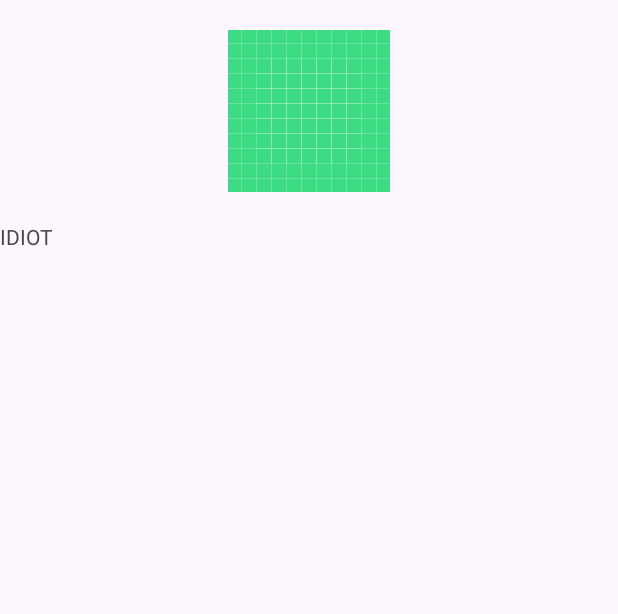
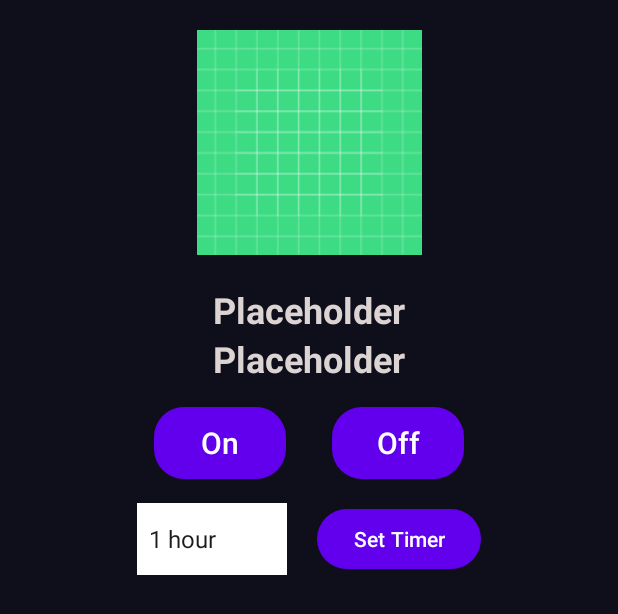
Before and after one commit to Ponzuuh/MAD, an Android app: the layout activity_details.xml on its own in the app's theme, with its tools: preview values and no code run, on a phone screen of 412 x 824 dp. Shown: the top 614 px of the screen. Run offline under Robolectric (Android 15) with nearby library versions, the phone set to English and light mode, and no system bars; Roboto replaces fonts that are not available here.

Commit message:
re-added the detailsactivity.

```diff
--- a/app/src/main/java/com/sp/mobileappliancesdirector/DetailsActivity.java
+++ b/app/src/main/java/com/sp/mobileappliancesdirector/DetailsActivity.java
@@ -4,8 +4,14 @@ import androidx.appcompat.app.AppCompatActivity;
 
 import android.content.Intent;
 import android.os.Bundle;
-import android.util.Log;
+import android.view.View;
+import android.widget.AdapterView;
+import android.widget.ArrayAdapter;
+import android.widget.Button;
 import android.widget.ImageView;
+import android.widget.Spinner;
+import android.widget.TextView;
+import android.widget.Toast;
 
 import com.squareup.picasso.Picasso;
 
@@ -16,17 +22,57 @@ public class DetailsActivity extends AppCompatActivity {
         super.onCreate(savedInstanceState);
         setContentView(R.layout.activity_details);
 
-        // Retrieve data from the intent or other sources to display details
+        // Retrieve data from the intent to display details
         Intent intent = getIntent();
         String applianceType = intent.getStringExtra("APPLIANCE_TYPE");
         String applianceModel = intent.getStringExtra("APPLIANCE_MODEL");
-        String applianceImageUrl = intent.getStringExtra("APPLIANCE_IMAGE_URL");
-        Log.d("DetailsActivity", "Appliance Type: " + applianceType);
-        Log.d("DetailsActivity", "Appliance Model: " + applianceModel);
-        Log.d("DetailsActivity", "Appliance Image URL: " + applianceImageUrl);
+        String applianceImageUrl = intent.getStringExtra("APPLIANCES_IMAGE_URL");
 
         setTitle(applianceType + " Details");
+
         ImageView imageView = findViewById(R.id.detailsImageView);
+        TextView applianceTypeTextView = findViewById(R.id.detailsApplianceType);
+        TextView applianceModelTextView = findViewById(R.id.detailsApplianceModel);
+        Button buttonOn = findViewById(R.id.buttonOn);
+        Button buttonOff = findViewById(R.id.buttonOff);
+        Spinner dropdownTimer = findViewById(R.id.dropdownTimer);
+        Button buttonSetTimer = findViewById(R.id.buttonSetTimer);
+
         Picasso.with(this).load(applianceImageUrl).into(imageView);
+
+        // Set the appliance type and appliance model in the TextViews
+        applianceTypeTextView.setText(applianceType);
+        applianceModelTextView.setText(applianceModel);
+
+        // Set click listener for the On button
+        buttonOn.setOnClickListener(new View.OnClickListener() {
+            @Override
+            public void onClick(View v) {
+                Toast.makeText(DetailsActivity.this, "Device is switched on", Toast.LENGTH_SHORT).show();
+            }
+        });
+
+        // Set click listener for the Off button
+        buttonOff.setOnClickListener(new View.OnClickListener() {
+            @Override
+            public void onClick(View v) {
+                Toast.makeText(DetailsActivity.this, "Device is switched off", Toast.LENGTH_SHORT).show();
+            }
+        });
+
+        // Set up the spinner
+        ArrayAdapter<CharSequence> adapter = ArrayAdapter.createFromResource(this,
+                R.array.timer_options, android.R.layout.simple_spinner_item);
+        adapter.setDropDownViewResource(android.R.layout.simple_spinner_dropdown_item);
+        dropdownTimer.setAdapter(adapter);
+
+        // Set click listener for the Set Timer button
+        buttonSetTimer.setOnClickListener(new View.OnClickListener() {
+            @Override
+            public void onClick(View v) {
+                String selectedTime = dropdownTimer.getSelectedItem().toString();
+                Toast.makeText(DetailsActivity.this, "Device is turned on for " + selectedTime, Toast.LENGTH_SHORT).show();
+            }
+        });
     }
 }
--- a/app/src/main/res/layout/activity_details.xml
+++ b/app/src/main/res/layout/activity_details.xml
@@ -4,6 +4,7 @@
     xmlns:tools="http://schemas.android.com/tools"
     android:layout_width="match_parent"
     android:layout_height="match_parent"
+    android:background="#0F0E1B"
     tools:context=".DetailsActivity">
 
     <LinearLayout
@@ -13,15 +14,81 @@
 
         <ImageView
             android:layout_width="match_parent"
-            android:layout_height="wrap_content"
+            android:layout_height="150dp"
             android:layout_margin="20dp"
             android:id="@+id/detailsImageView"
             android:src="@drawable/ic_launcher_background"/>
 
         <TextView
+            android:id="@+id/detailsApplianceType"
+            android:layout_width="wrap_content"
+            android:layout_height="wrap_content"
+            android:layout_gravity="center"
+            android:text="Placeholder"
+            android:textAlignment="center"
+            android:textColor="#DCD3D3"
+            android:textSize="24dp"
+            android:textStyle="bold" />
+
+        <TextView
+            android:layout_width="wrap_content"
+            android:layout_height="wrap_content"
+            android:layout_gravity="center"
+            android:text="Placeholder"
+            android:textColor="#DCD3D3"
+            android:id="@+id/detailsApplianceModel"
+            android:textAlignment="center"
+            android:textSize="24dp"
+            android:textStyle="bold"/>
+
+        <LinearLayout
             android:layout_width="match_parent"
-            android:layout_height="match_parent"
-            android:text="IDIOT"/>
+            android:layout_height="wrap_content"
+            android:orientation="horizontal"
+            android:gravity="center"
+            android:layout_marginTop="16dp">
+
+            <Button
+                android:id="@+id/buttonOn"
+                android:layout_width="wrap_content"
+                android:layout_height="wrap_content"
+                android:text="On"
+                android:textSize="20dp"
+                android:layout_marginEnd="15dp"
+                android:background="@drawable/button_background"/>
+
+            <Button
+                android:id="@+id/buttonOff"
+                android:layout_width="wrap_content"
+                android:layout_height="wrap_content"
+                android:text="Off"
+                android:textSize="20dp"
+                android:layout_marginStart="15dp"
+                android:background="@drawable/button_background"/>
+        </LinearLayout>
+
+        <LinearLayout
+            android:layout_width="match_parent"
+            android:layout_height="wrap_content"
+            android:orientation="horizontal"
+            android:gravity="center"
+            android:layout_marginTop="16dp">
+
+            <Spinner
+                android:id="@+id/dropdownTimer"
+                android:background="#FFFFFF"
+                android:layout_width="100dp"
+                android:layout_height="48dp"
+                android:layout_gravity="center"
+                android:layout_marginEnd="20dp"
+                android:entries="@array/timer_options"/>
+
+            <Button
+                android:id="@+id/buttonSetTimer"
+                android:layout_width="wrap_content"
+                android:layout_height="wrap_content"
+                android:text="Set Timer" />
+        </LinearLayout>
 
     </LinearLayout>
 
--- a/app/src/main/res/values/strings.xml
+++ b/app/src/main/res/values/strings.xml
@@ -2,6 +2,12 @@
     <string name="app_name">Mobile Appliances Director</string>
     <string name="open_nav">Open Navigation Drawer</string>
     <string name="close_nav">Close Navigation Drawer</string>
-    <!-- TODO: Remove or change this placeholder text -->
     <string name="hello_blank_fragment">Hello blank fragment</string>
+    <string-array name="timer_options">
+        <item>1 hour</item>
+        <item>3 hours</item>
+        <item>8 hours</item>
+        <item>24 hours</item>
+    </string-array>
+
 </resources>
```
